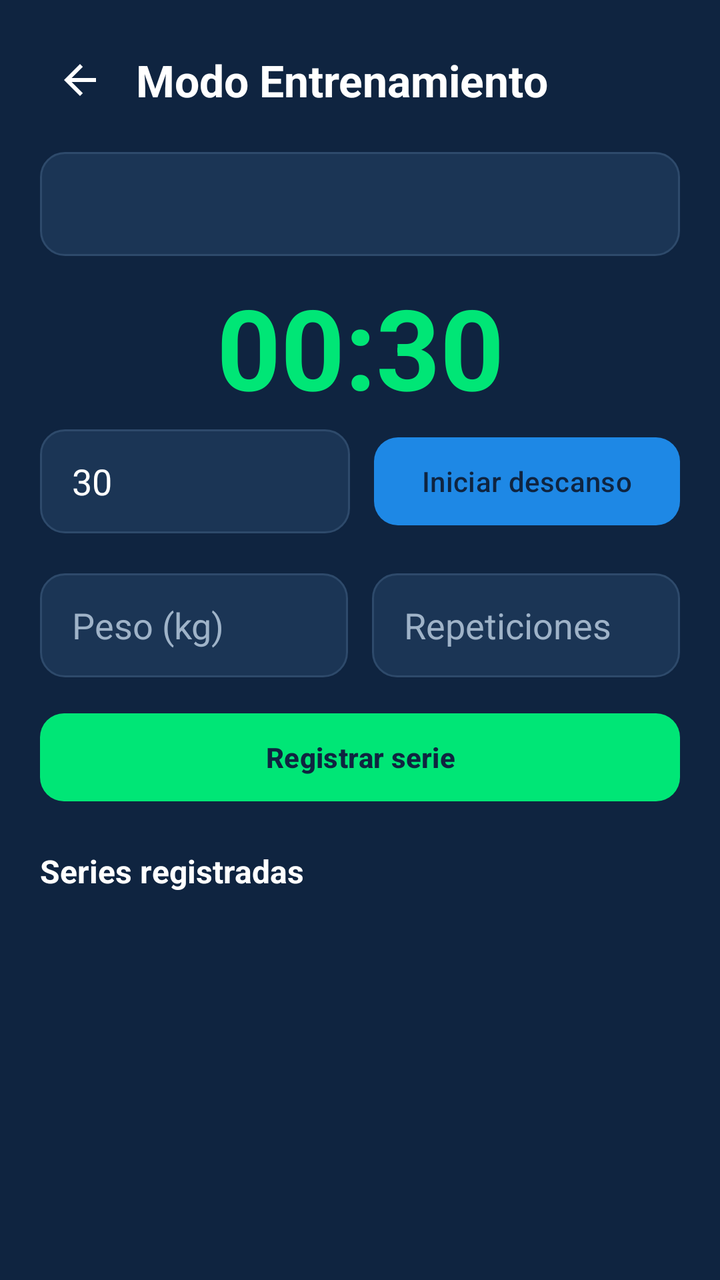
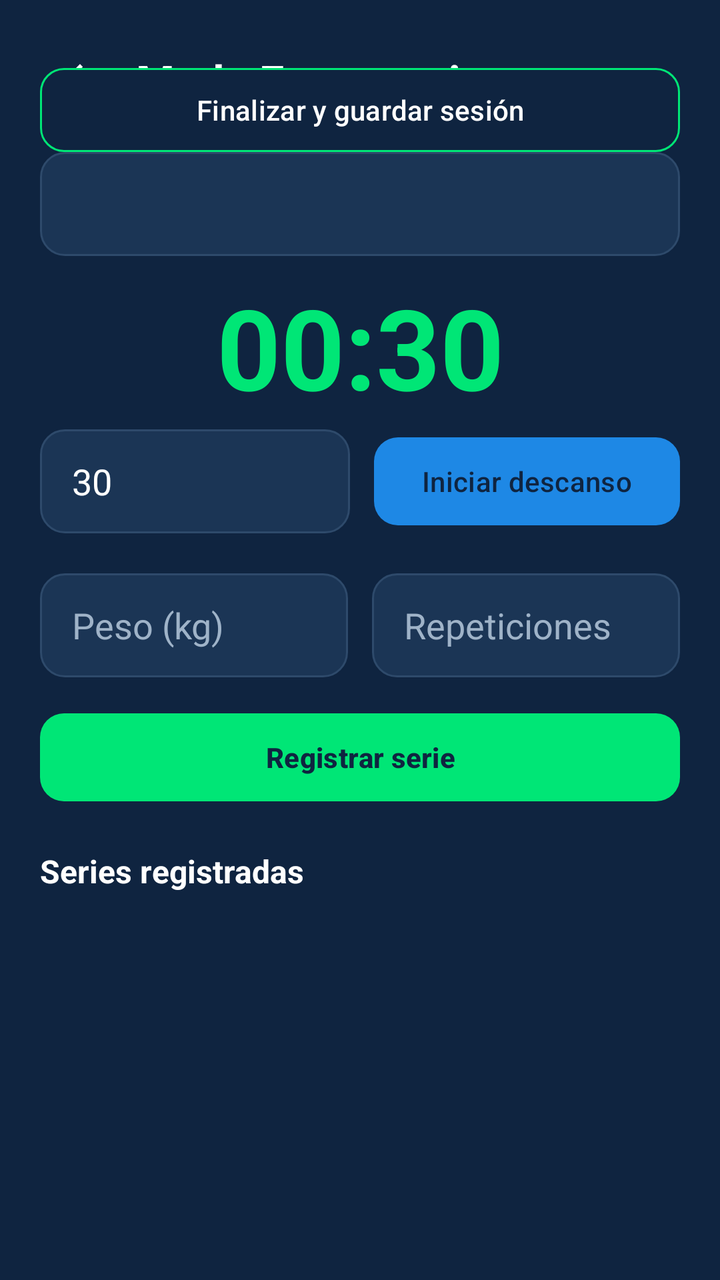

Before-and-after screenshots of an Android layout around one commit, followed by the original layout XML and the change that was made.
<!-- AndroidManifest.xml: application theme Theme.TitanTrack -->
<!-- res/layout/activity_training.xml -->
<?xml version="1.0" encoding="utf-8"?>
<androidx.constraintlayout.widget.ConstraintLayout
    xmlns:android="http://schemas.android.com/apk/res/android"
    xmlns:app="http://schemas.android.com/apk/res-auto"
    android:layout_width="match_parent"
    android:layout_height="match_parent"
    android:fitsSystemWindows="true"
    android:background="@color/titan_background"
    android:padding="20dp">

    <ImageButton
        android:id="@+id/btnBack"
        android:layout_width="40dp"
        android:layout_height="40dp"
        android:src="@drawable/ic_back"
        android:background="?attr/selectableItemBackgroundBorderless"
        android:contentDescription="Volver"
        app:layout_constraintTop_toTopOf="parent"
        app:layout_constraintStart_toStartOf="parent" />

    <TextView
        android:id="@+id/txtTitle"
        android:layout_width="wrap_content"
        android:layout_height="wrap_content"
        android:text="@string/training_title"
        android:textColor="@color/titan_text"
        android:textSize="22sp"
        android:textStyle="bold"
        android:layout_marginStart="8dp"
        app:layout_constraintTop_toTopOf="@id/btnBack"
        app:layout_constraintBottom_toBottomOf="@id/btnBack"
        app:layout_constraintStart_toEndOf="@id/btnBack" />

    <Spinner
        android:id="@+id/spinnerExercise"
        android:layout_width="0dp"
        android:layout_height="52dp"
        android:background="@drawable/bg_input"
        android:popupBackground="@color/titan_surface"
        android:layout_marginTop="16dp"
        app:layout_constraintTop_toBottomOf="@id/btnBack"
        app:layout_constraintStart_toStartOf="parent"
        app:layout_constraintEnd_toEndOf="parent" />

    <TextView
        android:id="@+id/txtTimer"
        android:layout_width="wrap_content"
        android:layout_height="wrap_content"
        android:text="00:30"
        android:textColor="@color/titan_timer"
        android:textSize="56sp"
        android:textStyle="bold"
        android:layout_marginTop="8dp"
        app:layout_constraintTop_toBottomOf="@id/spinnerExercise"
        app:layout_constraintStart_toStartOf="parent"
        app:layout_constraintEnd_toEndOf="parent" />

    <EditText
        android:id="@+id/inputRest"
        android:layout_width="0dp"
        android:layout_height="52dp"
        android:hint="@string/hint_rest"
        android:inputType="number"
        android:text="30"
        android:background="@drawable/bg_input"
        android:paddingStart="16dp"
        android:paddingEnd="16dp"
        android:textColor="@color/titan_text"
        android:textColorHint="@color/titan_text_muted"
        android:layout_marginTop="4dp"
        app:layout_constraintTop_toBottomOf="@id/txtTimer"
        app:layout_constraintStart_toStartOf="parent"
        app:layout_constraintEnd_toStartOf="@id/btnStartRest" />

    <com.google.android.material.button.MaterialButton
        android:id="@+id/btnStartRest"
        android:layout_width="wrap_content"
        android:layout_height="52dp"
        android:text="@string/btn_start_rest"
        android:textColor="@color/titan_button_text"
        app:backgroundTint="@color/titan_primary"
        app:cornerRadius="12dp"
        android:layout_marginStart="12dp"
        app:layout_constraintTop_toTopOf="@id/inputRest"
        app:layout_constraintBottom_toBottomOf="@id/inputRest"
        app:layout_constraintStart_toEndOf="@id/inputRest"
        app:layout_constraintEnd_toEndOf="parent" />

    <EditText
        android:id="@+id/inputKg"
        android:layout_width="0dp"
        android:layout_height="52dp"
        android:hint="@string/hint_kg"
        android:inputType="numberDecimal"
        android:background="@drawable/bg_input"
        android:paddingStart="16dp"
        android:paddingEnd="16dp"
        android:textColor="@color/titan_text"
        android:textColorHint="@color/titan_text_muted"
        android:layout_marginTop="20dp"
        app:layout_constraintTop_toBottomOf="@id/inputRest"
        app:layout_constraintStart_toStartOf="parent"
        app:layout_constraintEnd_toStartOf="@id/inputReps" />

    <EditText
        android:id="@+id/inputReps"
        android:layout_width="0dp"
        android:layout_height="52dp"
        android:hint="@string/hint_reps"
        android:inputType="number"
        android:background="@drawable/bg_input"
        android:paddingStart="16dp"
        android:paddingEnd="16dp"
        android:textColor="@color/titan_text"
        android:textColorHint="@color/titan_text_muted"
        android:layout_marginStart="12dp"
        app:layout_constraintTop_toTopOf="@id/inputKg"
        app:layout_constraintBottom_toBottomOf="@id/inputKg"
        app:layout_constraintStart_toEndOf="@id/inputKg"
        app:layout_constraintEnd_toEndOf="parent" />

    <com.google.android.material.button.MaterialButton
        android:id="@+id/btnAddSeries"
        android:layout_width="0dp"
        android:layout_height="52dp"
        android:text="@string/btn_add_series"
        android:textColor="@color/titan_button_text"
        android:textStyle="bold"
        app:backgroundTint="@color/titan_accent"
        app:cornerRadius="12dp"
        android:layout_marginTop="14dp"
        app:layout_constraintTop_toBottomOf="@id/inputKg"
        app:layout_constraintStart_toStartOf="parent"
        app:layout_constraintEnd_toEndOf="parent" />

    <TextView
        android:id="@+id/txtSeriesHeader"
        android:layout_width="wrap_content"
        android:layout_height="wrap_content"
        android:text="@string/series_header"
        android:textColor="@color/titan_text"
        android:textSize="16sp"
        android:textStyle="bold"
        android:layout_marginTop="20dp"
        app:layout_constraintTop_toBottomOf="@id/btnAddSeries"
        app:layout_constraintStart_toStartOf="parent" />

    <androidx.recyclerview.widget.RecyclerView
        android:id="@+id/recyclerSeries"
        android:layout_width="0dp"
        android:layout_height="0dp"
        android:layout_marginTop="8dp"
        app:layout_constraintTop_toBottomOf="@id/txtSeriesHeader"
        app:layout_constraintBottom_toBottomOf="parent"
        app:layout_constraintStart_toStartOf="parent"
        app:layout_constraintEnd_toEndOf="parent" />

</androidx.constraintlayout.widget.ConstraintLayout>
<!-- resources referenced by this layout -->
<resources>
  <color name="titan_accent">#00E676</color>
  <color name="titan_background">#0F2440</color>
  <color name="titan_button_text">#0F2440</color>
  <color name="titan_primary">#1E88E5</color>
  <color name="titan_surface">#1B3555</color>
  <color name="titan_text">#FFFFFF</color>
  <color name="titan_text_muted">#9FB3C8</color>
  <color name="titan_timer">#00E676</color>
  <!-- drawable bg_input (drawable) -->
  <?xml version="1.0" encoding="utf-8"?>
  <shape xmlns:android="http://schemas.android.com/apk/res/android"
      android:shape="rectangle">
      <solid android:color="@color/titan_surface"/>
      <corners android:radius="12dp"/>
      <stroke android:width="1dp" android:color="@color/titan_field_stroke"/>
  </shape>
  <!-- drawable ic_back (drawable) -->
  <vector xmlns:android="http://schemas.android.com/apk/res/android"
      android:width="24dp"
      android:height="24dp"
      android:viewportWidth="24"
      android:viewportHeight="24"
      android:tint="#FFFFFF">
      <path
          android:fillColor="@android:color/white"
          android:pathData="M20,11H7.83l5.59,-5.59L12,4l-8,8 8,8 1.41,-1.41L7.83,13H20v-2z"/>
  </vector>
  <string name="btn_add_series">Registrar serie</string>
  <string name="btn_start_rest">Iniciar descanso</string>
  <string name="hint_kg">Peso (kg)</string>
  <string name="hint_reps">Repeticiones</string>
  <string name="hint_rest">Descanso (s)</string>
  <string name="series_header">Series registradas</string>
  <string name="training_title">Modo Entrenamiento</string>
  <style name="Theme.TitanTrack" parent="Base.Theme.TitanTrack" />
  <color name="titan_field_stroke">#2E4A6B</color>
  <style name="Base.Theme.TitanTrack" parent="Theme.Material3.DayNight.NoActionBar">
          <item name="colorPrimary">@color/titan_primary</item>
          <item name="android:statusBarColor">@color/titan_background</item>
          <item name="android:windowLightStatusBar">false</item>
      </style>
</resources>

<!-- the commit's change to res/layout/activity_training.xml (unified diff, before → after) -->
@@ -151,7 +151,21 @@
         android:layout_height="0dp"
         android:layout_marginTop="8dp"
         app:layout_constraintTop_toBottomOf="@id/txtSeriesHeader"
-        app:layout_constraintBottom_toBottomOf="parent"
+        app:layout_constraintBottom_toTopOf="@id/btnFinish"
+        app:layout_constraintStart_toStartOf="parent"
+        app:layout_constraintEnd_toEndOf="parent" />
+    <com.google.android.material.button.MaterialButton
+        android:id="@+id/btnFinish"
+        android:layout_width="0dp"
+        android:layout_height="50dp"
+        android:text="@string/btn_finish_session"
+        android:textColor="@color/titan_text"
+        app:strokeColor="@color/titan_accent"
+        app:strokeWidth="1dp"
+        app:backgroundTint="@color/titan_background"
+        app:cornerRadius="12dp"
+        android:layout_marginTop="10dp"
+        app:layout_constraintTop_toBottomOf="@id/recyclerSeries"
         app:layout_constraintStart_toStartOf="parent"
         app:layout_constraintEnd_toEndOf="parent" />
 
<!-- resource entries referenced after the edit -->
@@ -28,6 +28,7 @@
           android:pathData="M20,11H7.83l5.59,-5.59L12,4l-8,8 8,8 1.41,-1.41L7.83,13H20v-2z"/>
   </vector>
   <string name="btn_add_series">Registrar serie</string>
+  <string name="btn_finish_session">Finalizar y guardar sesión</string>
   <string name="btn_start_rest">Iniciar descanso</string>
   <string name="hint_kg">Peso (kg)</string>
   <string name="hint_reps">Repeticiones</string>
